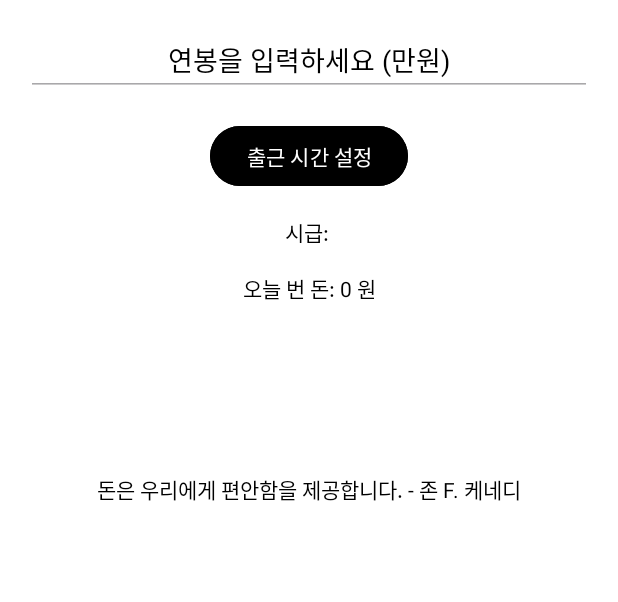
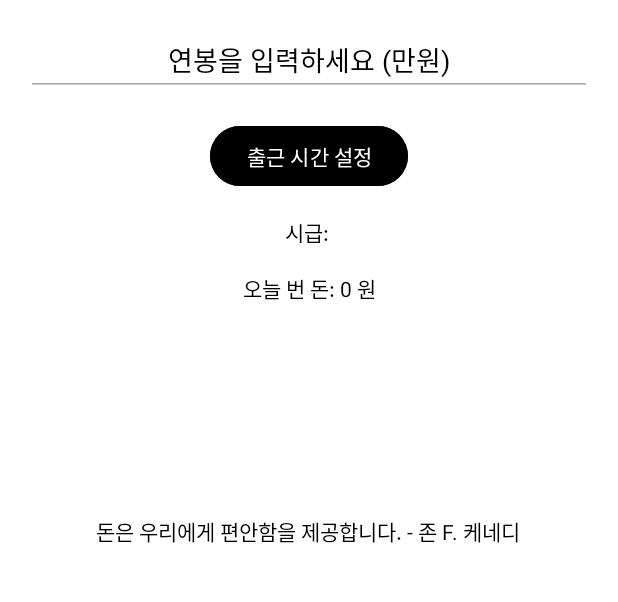
Before and after one commit to kijugwak/PayCheck, an Android app: the screen it shows after launch (MainActivity), on a phone screen of 412 x 824 dp, the part 386-988 px from its top. Run offline under Robolectric (Android 15) with nearby library versions, the phone set to English and light mode, and no system bars.

Commit message:
Edit UI size
Pay UI Resize

```diff
--- a/app/src/main/java/com/example/paycheck/MainActivity.java
+++ b/app/src/main/java/com/example/paycheck/MainActivity.java
@@ -266,7 +266,7 @@ public class MainActivity extends AppCompatActivity {
 
         // 수입이 음수인 경우를 처리
         if ((earnedSinceStart + hourlySalary * (workingTimeInSeconds / 3600.0)) < 0) {
-            return earnedSinceStart + hourlySalary * -(workingTimeInSeconds / 3600.0);
+            return 0;
         } else {
             // 출근 시간부터의 수입에 현재까지의 근무 시간 동안의 수입을 추가하여 반환
             return earnedSinceStart + hourlySalary * (workingTimeInSeconds / 3600.0);
--- a/app/src/main/res/layout/activity_main.xml
+++ b/app/src/main/res/layout/activity_main.xml
@@ -79,12 +79,12 @@
             android:id="@+id/textViewQuote"
             android:layout_width="310dp"
             android:layout_height="215dp"
-            android:layout_marginTop="16dp"
+            android:layout_marginTop="44dp"
             android:gravity="center"
             android:text="돈에 관한 명언"
             android:textColor="@color/black"
             app:layout_constraintEnd_toEndOf="parent"
-            app:layout_constraintHorizontal_bias="0.494"
+            app:layout_constraintHorizontal_bias="0.492"
             app:layout_constraintStart_toStartOf="parent"
             app:layout_constraintTop_toBottomOf="@+id/textViewDailyEarning" />
 
```
